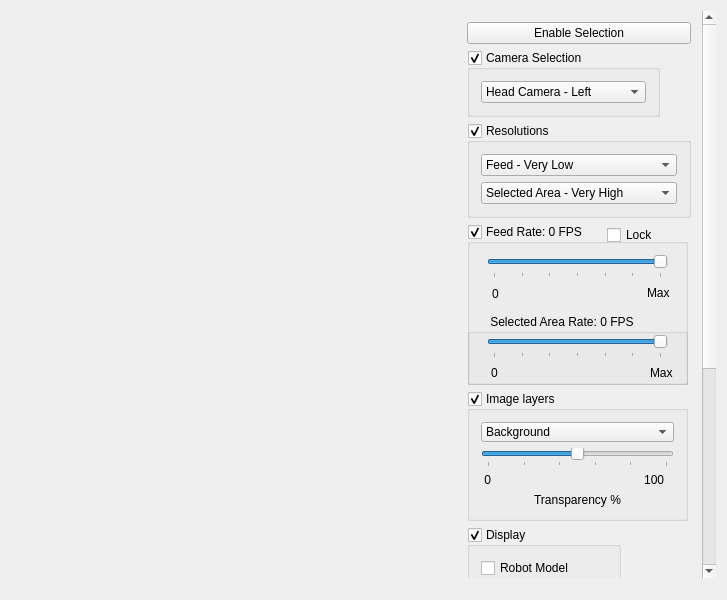
This is vigir_ocs_camera_viewer_custom/src/ui/camera_viewer_custom_widget.ui in team-vigir/vigir_ocs_common as Qt 5 draws it before an edit. The edited form follows.
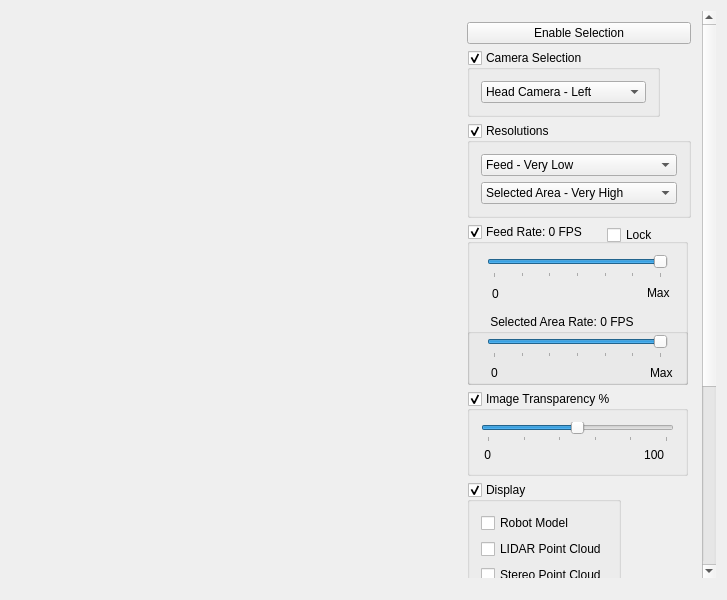
This is the edited form. Custom widgets are drawn as their Qt base class.

Commit message: - merged jacob's changes to the camera UI

The edit to the form file:
```diff
--- a/vigir_ocs_camera_viewer_custom/src/ui/camera_viewer_custom_widget.ui
+++ b/vigir_ocs_camera_viewer_custom/src/ui/camera_viewer_custom_widget.ui
@@ -113,7 +113,7 @@
            <x>0</x>
            <y>0</y>
            <width>244</width>
-           <height>895</height>
+           <height>850</height>
           </rect>
          </property>
          <property name="sizePolicy">
@@ -671,43 +671,12 @@
              </size>
             </property>
             <property name="title">
-             <string>Image layers</string>
+             <string>Image Transparency %</string>
             </property>
             <property name="checkable">
              <bool>true</bool>
             </property>
             <layout class="QVBoxLayout" name="verticalLayout">
-             <item>
-              <widget class="QComboBox" name="comboBox">
-               <property name="sizePolicy">
-                <sizepolicy hsizetype="Maximum" vsizetype="Maximum">
-                 <horstretch>0</horstretch>
-                 <verstretch>0</verstretch>
-                </sizepolicy>
-               </property>
-               <property name="maximumSize">
-                <size>
-                 <width>198</width>
-                 <height>27</height>
-                </size>
-               </property>
-               <item>
-                <property name="text">
-                 <string>Background</string>
-                </property>
-               </item>
-               <item>
-                <property name="text">
-                 <string>Overlay</string>
-                </property>
-               </item>
-               <item>
-                <property name="text">
-                 <string>Both</string>
-                </property>
-               </item>
-              </widget>
-             </item>
              <item>
               <widget class="QSlider" name="horizontalSlider_4">
                <property name="enabled">
@@ -761,16 +730,6 @@
                </property>
               </widget>
              </item>
-             <item>
-              <widget class="QLabel" name="label_11">
-               <property name="text">
-                <string>Transparency %</string>
-               </property>
-               <property name="alignment">
-                <set>Qt::AlignCenter</set>
-               </property>
-              </widget>
-             </item>
             </layout>
            </widget>
           </item>
```
Left out of the diff: 16 changed lines with no effect on the pictures. The commit also changes 6 other files.
